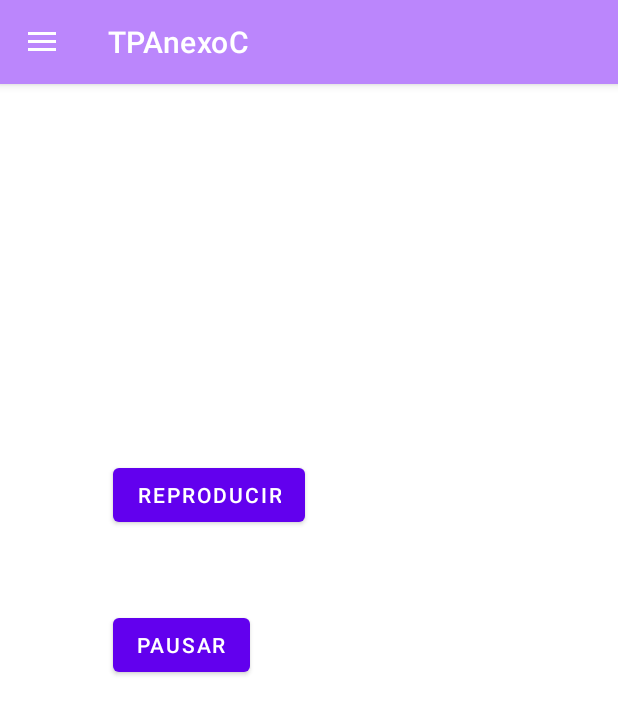
After one commit to Burner22/App_Multitarea_Android, an Android app: the fragment ReproductorFragment placed in its activity, on a phone screen of 412 x 824 dp. The commit adds this screen. Shown: the top 714 px of the screen. Run offline under Robolectric (Android 15) with nearby library versions, the phone set to English and light mode, and no system bars.

Commit message:
Se agrego la funcion de reproduccion, con boton de reproducir y pausar

```diff
--- a/app/build.gradle
+++ b/app/build.gradle
@@ -36,8 +36,6 @@ dependencies {
     implementation 'com.google.android.material:material:1.8.0'
     implementation 'androidx.constraintlayout:constraintlayout:2.1.4'
     implementation 'androidx.legacy:legacy-support-v4:1.0.0'
-    //implementation 'androidx.lifecycle:lifecycle-livedata-ktx:2.6.1'
-    //implementation 'androidx.lifecycle:lifecycle-viewmodel-ktx:2.6.1'
     implementation 'com.google.android.gms:play-services-location:21.0.1'
     //implementation 'androidx.lifecycle:lifecycle-livedata-ktx:2.6.1'
     //implementation 'androidx.lifecycle:lifecycle-viewmodel-ktx:2.6.1'
--- a/app/src/main/AndroidManifest.xml
+++ b/app/src/main/AndroidManifest.xml
@@ -6,6 +6,7 @@
     <uses-permission android:name="android.permission.ACCESS_FINE_LOCATION"/>
     <uses-permission android:name="android.permission.ACCESS_COARSE_LOCATION"/>
     <uses-permission android:name="android.permission.ACCESS_BACKGROUND_LOCATION"/>
+    <uses-permission android:name="android.permission.READ_EXTERNAL_STORAGE" />
 
     <application
         android:allowBackup="true"
--- a/app/src/main/java/com/lospibescompany/tpanexoc/MainActivity.java
+++ b/app/src/main/java/com/lospibescompany/tpanexoc/MainActivity.java
@@ -79,6 +79,9 @@ public class MainActivity extends AppCompatActivity implements NavigationView.On
                 solicitarPermisosUbicacion();
                 getSupportFragmentManager().beginTransaction().replace(R.id.fragment_container, new MiUbicacionFragment()).commit();
                 break;
+            case R.id.nav_reproductor:
+                getSupportFragmentManager().beginTransaction().replace(R.id.fragment_container, new ReproductorFragment()).commit();
+                break;
             case R.id.nav_logout:
                 //Toast.makeText(this, "Logout!", Toast.LENGTH_LONG).show();
                 new AlertDialog.Builder(this)
--- /dev/null
+++ b/app/src/main/java/com/lospibescompany/tpanexoc/ReproductorFragment.java
@@ -0,0 +1,84 @@
+package com.lospibescompany.tpanexoc;
+
+import androidx.lifecycle.ViewModelProvider;
+
+import android.content.Intent;
+import android.media.MediaPlayer;
+import android.os.Bundle;
+
+import androidx.annotation.NonNull;
+import androidx.annotation.Nullable;
+import androidx.fragment.app.Fragment;
+
+import android.view.LayoutInflater;
+import android.view.View;
+import android.view.ViewGroup;
+
+import com.lospibescompany.tpanexoc.databinding.FragmentLocationBinding;
+import com.lospibescompany.tpanexoc.databinding.FragmentReproductorBinding;
+
+import android.media.MediaPlayer;
+import android.os.Bundle;
+import android.view.LayoutInflater;
+import android.view.View;
+import android.view.ViewGroup;
+import android.widget.Button;
+import android.widget.Toast;
+import androidx.annotation.NonNull;
+import androidx.annotation.Nullable;
+import androidx.fragment.app.Fragment;
+import androidx.lifecycle.Observer;
+import androidx.lifecycle.ViewModelProvider;
+
+public class ReproductorFragment extends Fragment {
+
+    private MediaPlayer mediaPlayer;
+    private ReproductorViewModel reproductorViewModel;
+
+    @Override
+    public View onCreateView(@NonNull LayoutInflater inflater, @Nullable ViewGroup container,
+                             @Nullable Bundle savedInstanceState) {
+        View root = inflater.inflate(R.layout.fragment_reproductor, container, false);
+
+        mediaPlayer = MediaPlayer.create(getContext(), R.raw.musica);
+        reproductorViewModel = new ViewModelProvider(requireActivity()).get(ReproductorViewModel.class);
+
+        Button botonReproducir = root.findViewById(R.id.btnReproducir);
+        Button botonPausar = root.findViewById(R.id.btnPausar);
+
+        botonReproducir.setOnClickListener(new View.OnClickListener() {
+            @Override
+            public void onClick(View view) {
+                reproductorViewModel.reproducir(mediaPlayer);
+            }
+        });
+
+        botonPausar.setOnClickListener(new View.OnClickListener() {
+            @Override
+            public void onClick(View view) {
+                reproductorViewModel.pausar(mediaPlayer);
+            }
+        });
+
+        reproductorViewModel.getIsPlaying().observe(getViewLifecycleOwner(), new Observer<Boolean>() {
+            @Override
+            public void onChanged(Boolean isPlaying) {
+                if (isPlaying) {
+                    Toast.makeText(getContext(), "Reproduciendo canción", Toast.LENGTH_SHORT).show();
+                } else {
+                    Toast.makeText(getContext(), "Canción pausada", Toast.LENGTH_SHORT).show();
+                }
+            }
+        });
+
+        return root;
+    }
+
+    @Override
+    public void onPause() {
+        super.onPause();
+        if (mediaPlayer != null) {
+            mediaPlayer.stop();
+        }
+    }
+}
--- /dev/null
+++ b/app/src/main/java/com/lospibescompany/tpanexoc/ReproductorViewModel.java
@@ -0,0 +1,30 @@
+package com.lospibescompany.tpanexoc;
+
+import android.media.MediaPlayer;
+
+import androidx.lifecycle.MutableLiveData;
+import androidx.lifecycle.ViewModel;
+import androidx.lifecycle.MutableLiveData;
+import androidx.lifecycle.ViewModel;
+import android.media.MediaPlayer;
+public class ReproductorViewModel extends ViewModel {
+
+        private MutableLiveData<Boolean> isPlaying = new MutableLiveData<>(false);
+
+        public void reproducir(MediaPlayer mediaPlayer) {
+            mediaPlayer.start();
+            isPlaying.setValue(true);
+        }
+
+        public void pausar(MediaPlayer mediaPlayer) {
+            mediaPlayer.pause();
+            isPlaying.setValue(false);
+        }
+
+        public MutableLiveData<Boolean> getIsPlaying() {
+            return isPlaying;
+        }
+
+
+
+}
--- /dev/null
+++ b/app/src/main/res/drawable/nav_reproductor.xml
@@ -0,0 +1,5 @@
+<vector android:height="24dp" android:tint="#000000"
+    android:viewportHeight="24" android:viewportWidth="24"
+    android:width="24dp" xmlns:android="http://schemas.android.com/apk/res/android">
+    <path android:fillColor="@android:color/white" android:pathData="M8,5v14l11,-7z"/>
+</vector>
--- /dev/null
+++ b/app/src/main/res/layout/fragment_reproductor.xml
@@ -0,0 +1,26 @@
+<?xml version="1.0" encoding="utf-8"?>
+<FrameLayout xmlns:android="http://schemas.android.com/apk/res/android"
+    xmlns:tools="http://schemas.android.com/tools"
+    android:layout_width="match_parent"
+    android:layout_height="match_parent"
+    xmlns:app="http://schemas.android.com/apk/res-auto"
+    tools:context=".ReproductorFragment">
+
+    <Button
+        android:id="@+id/btnReproducir"
+        android:layout_width="wrap_content"
+        android:layout_height="wrap_content"
+        android:layout_marginTop="250dp"
+        android:layout_marginLeft="75dp"
+        android:text="Reproducir" />
+
+    <Button
+        android:id="@+id/btnPausar"
+        android:layout_width="wrap_content"
+        android:layout_height="wrap_content"
+        android:layout_marginTop="350dp"
+        android:layout_marginLeft="75dp"
+        android:text="Pausar" />
+
+
+</FrameLayout>
--- a/app/src/main/res/menu/nav_menu.xml
+++ b/app/src/main/res/menu/nav_menu.xml
@@ -18,7 +18,10 @@
             android:id="@+id/nav_my_location"
             android:icon="@drawable/nav_location"
             android:title="Mi ubicacion actual"/>
-
+        <item
+            android:id="@+id/nav_reproductor"
+            android:icon="@drawable/nav_reproductor"
+            android:title="Reproductor"/>
 
     </group>
     <item
```
Also changed, not shown: 1 other file.
